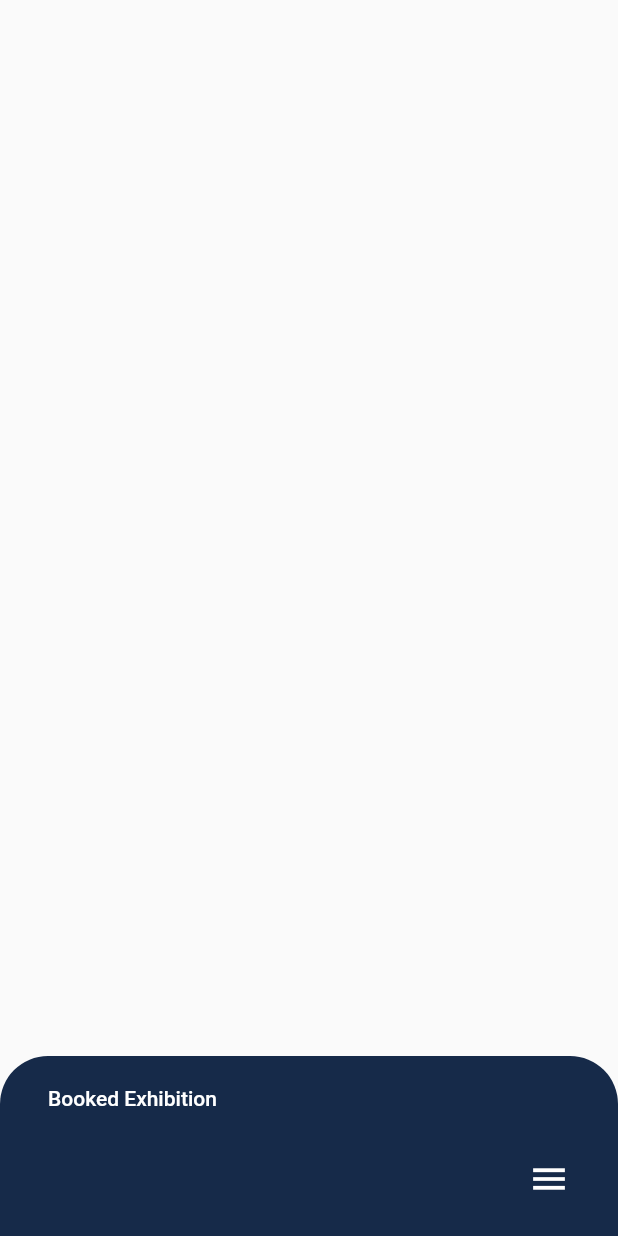
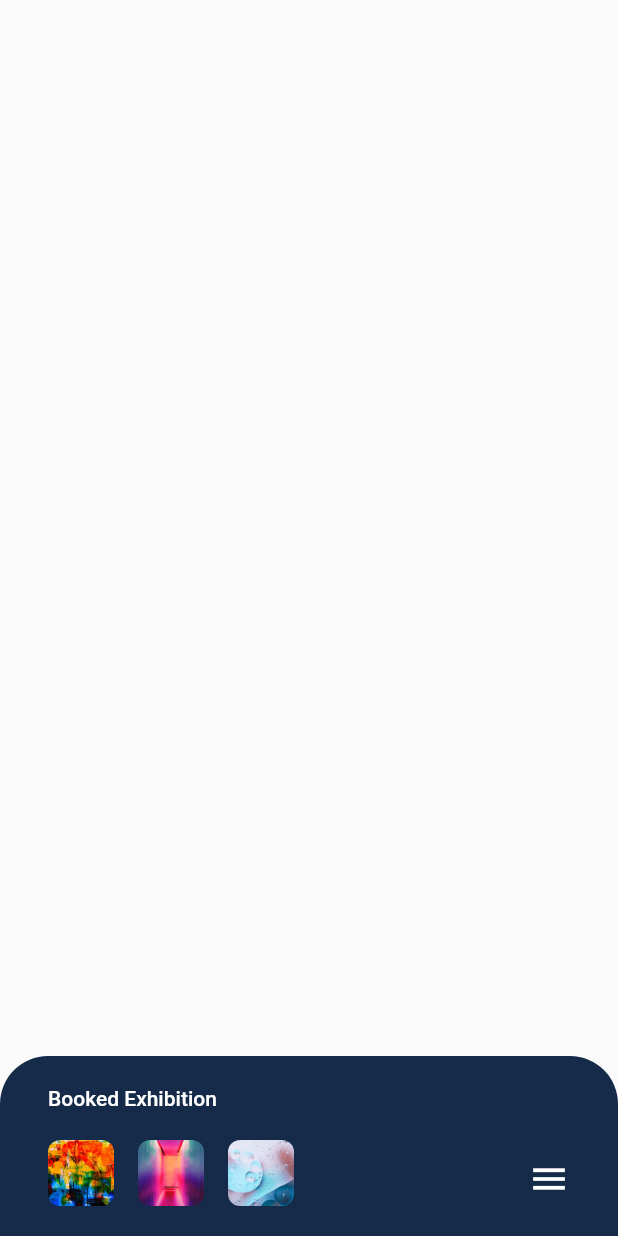
Before and after one commit to SonQBChau/buy_ticket_design, a Flutter app: the screen it shows after launch, on a phone screen of 412 x 824 dp. Run offline on Flutter 3.47's test engine with Material 2 defaults, Android fonts, the phone set to English and light mode, and no system bars.

```diff
--- a/lib/widgets/exhibition_bottom_sheet.dart
+++ b/lib/widgets/exhibition_bottom_sheet.dart
@@ -1,10 +1,17 @@
 import 'dart:ui';
 import 'dart:math' as math;
+import 'package:buy_ticket_design/models/event.dart';
 import 'package:buy_ticket_design/widgets/menu_button.dart';
 import 'package:buy_ticket_design/widgets/sheet_header.dart';
 import 'package:flutter/material.dart';
 
 const double minHeight = 120;
+const double iconStartSize = 44;  //<-- add edge values
+const double iconEndSize = 120;  //<-- add edge values
+const double iconStartMarginTop = 36;  //<-- add edge values
+const double iconEndMarginTop = 80;  //<-- add edge values
+const double iconsVerticalSpacing = 24;  //<-- add edge values
+const double iconsHorizontalSpacing = 16;  //<-- add edge values
 
 class ExhibitionBottomSheet extends StatefulWidget {
   @override
@@ -17,6 +24,16 @@ class _ExhibitionBottomSheetState extends State<ExhibitionBottomSheet> with Sing
   double get maxHeight => MediaQuery.of(context).size.height;
   double get headerTopMargin => lerp(20, 20 + MediaQuery.of(context).padding.top); //<-- Add new property
   double get headerFontSize => lerp(14, 24);
+  double get itemBorderRadius => lerp(8, 24); //<-- increase item border radius
+  double get iconSize => lerp(iconStartSize, iconEndSize); //<-- increase icon size
+
+  double iconTopMargin(int index) =>
+      lerp(iconStartMarginTop,
+          iconEndMarginTop + index * (iconsVerticalSpacing + iconEndSize)) +
+          headerTopMargin; //<-- calculate top margin based on header margin, and size of all of icons above (from small to big)
+
+  double iconLeftMargin(int index) =>
+      lerp(index * (iconsHorizontalSpacing + iconStartSize), 0); //<-- calculate left margin (from big to small)
 
   @override
   void initState() {
@@ -61,6 +78,27 @@ class _ExhibitionBottomSheetState extends State<ExhibitionBottomSheet> with Sing
           velocity: _controller.value < 0.5 ? -2.0 : 2.0); //<-- or just continue to whichever edge is closer
   }
 
+  Widget _buildIcon(Event event) {
+    int index = events.indexOf(event); //<-- Get index of the event
+    return Positioned(
+      height: iconSize, //<-- Specify icon's size
+      width: iconSize, //<-- Specify icon's size
+      top: iconTopMargin(index), //<-- Specify icon's top margin
+      left: iconLeftMargin(index), //<-- Specify icon's left margin
+      child: ClipRRect(
+        borderRadius: BorderRadius.horizontal(
+          left: Radius.circular(itemBorderRadius), //<-- Set the rounded corners
+          right: Radius.circular(itemBorderRadius),
+        ),
+        child: Image.asset(
+          'assets/${event.assetName}',
+          fit: BoxFit.cover,
+          alignment: Alignment(lerp(1, 0), 0), //<-- Play with alignment for extra style points
+        ),
+      ),
+    );
+  }
+
   @override
   Widget build(BuildContext context) {
     return AnimatedBuilder(
@@ -91,6 +129,7 @@ class _ExhibitionBottomSheetState extends State<ExhibitionBottomSheet> with Sing
                     fontSize: headerFontSize,
                     topMargin: headerTopMargin,
                   ),
+                  for (Event event in events) _buildIcon(event), //<-- Add icons to the stack
                 ],
               ),
             ),
```
Also changed, not shown: pubspec.yaml (+4 -3 lines), assets/efe-kurnaz.jpg (added), assets/rodion-kutsaev.jpeg (added), assets/steve-johnson.jpeg (added).
